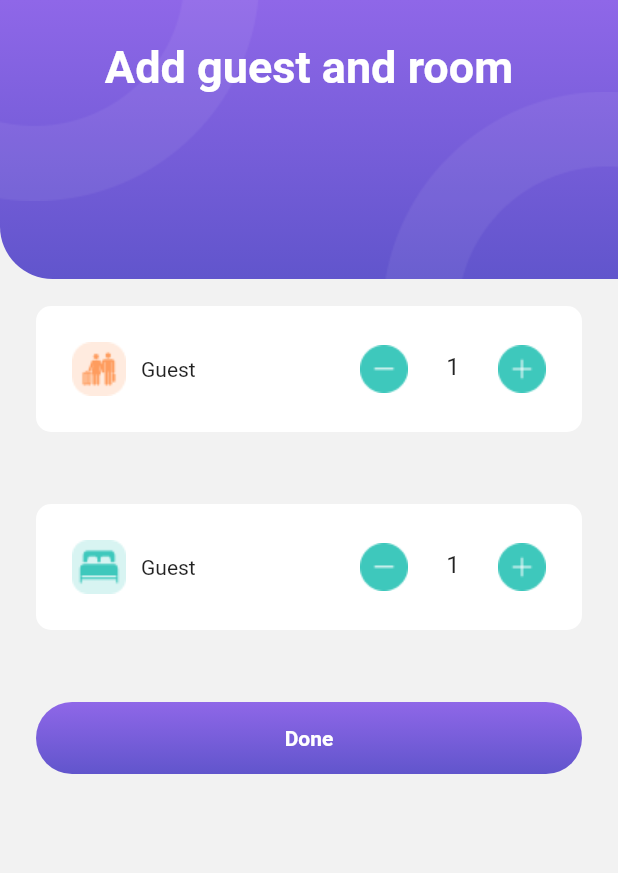
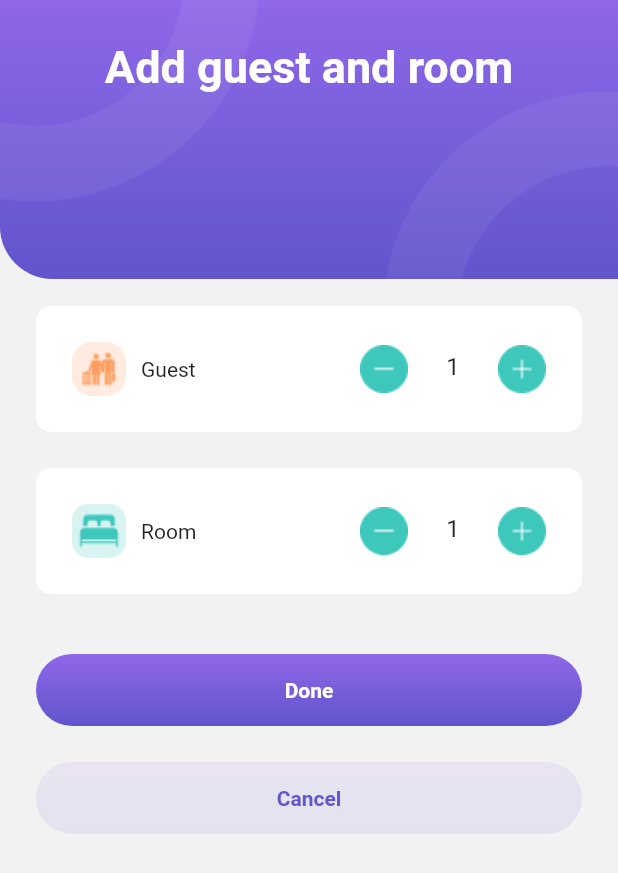
Before and after one commit to oanhlewkm/travel-app, a Flutter app: the HotelBookingScreen screen opened by its route, after a tap on "Guest and Room", on a phone screen of 412 x 824 dp. Shown: the top 873 px of the screen. Run offline on Flutter 3.47's test engine with Material 2 defaults, Android fonts, the phone set to English and light mode, and no system bars; our stand-ins replace flutter_svg, font_awesome_flutter, hive_flutter, salomon_bottom_bar, smooth_page_indicator and 1 more; missing offline and left inert: dart:ffi; accounts and stored records are empty.

Commit message:
finish guest and room

```diff
--- a/lib/representation/screens/guest_and_room_screen.dart
+++ b/lib/representation/screens/guest_and_room_screen.dart
@@ -1,7 +1,7 @@
 import 'package:flutter/material.dart';
+import 'package:new_app/core/constants/color_palatte.dart';
 import 'package:new_app/core/constants/dimension_constants.dart';
 import 'package:new_app/core/helpers/asset_helper.dart';
-import 'package:new_app/core/helpers/image_helper.dart';
 import 'package:new_app/representation/widgets/app_bar_container_widget.dart';
 import 'package:new_app/representation/widgets/button_widget.dart';
 import 'package:new_app/representation/widgets/item_guest_and_room.dart';
@@ -15,6 +15,11 @@ class GuestAndRoomScreen extends StatefulWidget {
 }
 
 class _GuestAndRoomScreenState extends State<GuestAndRoomScreen> {
+  final GlobalKey<ItemGuestAndRoomState> _itemCountGuest =
+      GlobalKey<ItemGuestAndRoomState>();
+  final GlobalKey<ItemGuestAndRoomState> _itemCountRoom =
+      GlobalKey<ItemGuestAndRoomState>();
+
   @override
   Widget build(BuildContext context) {
     return AppBarContainerWidge(
@@ -24,28 +29,40 @@ class _GuestAndRoomScreenState extends State<GuestAndRoomScreen> {
           const SizedBox(
             height: kMediumPadding * 2,
           ),
-          const ItemGuestAndRoom(
+          ItemGuestAndRoom(
             title: 'Guest',
+            key: _itemCountGuest,
             icon: AssetHelper.icoGuest,
             initData: 1,
           ),
-          const SizedBox(
-            height: kMediumPadding,
-          ),
-          const ItemGuestAndRoom(
-            title: 'Guest',
+          ItemGuestAndRoom(
+            title: 'Room',
             icon: AssetHelper.icoBed,
             initData: 1,
+            key: _itemCountRoom,
+          ),
+          const SizedBox(
+            height: kDefaultPadding,
+          ),
+          ButtonWidget(
+            title: 'Done',
+            ontap: () {
+              Navigator.of(context).pop([
+                _itemCountGuest.currentState!.number,
+                _itemCountRoom.currentState!.number
+              ]);
+            },
           ),
           const SizedBox(
             height: kMediumPadding,
           ),
           ButtonWidget(
-            title: 'Done',
+            title: 'Cancel',
+            color: ColorPalette.primaryColor.withOpacity(0.1),
             ontap: () {
               Navigator.of(context).pop();
             },
-          )
+          ),
         ],
       ),
     );
--- a/lib/representation/screens/hotel_booking_screen.dart
+++ b/lib/representation/screens/hotel_booking_screen.dart
@@ -1,3 +1,5 @@
+import 'dart:ffi';
+
 import 'package:flutter/material.dart';
 import 'package:new_app/core/constants/dimension_constants.dart';
 import 'package:new_app/core/helpers/asset_helper.dart';
@@ -66,13 +68,14 @@ class _HotelBookingScreenState extends State<HotelBookingScreen> {
               return ItemBookingWidget(
                 icon: AssetHelper.icoBed,
                 title: 'Guest and Room',
-                description: guestAndRoom ?? "2 Guest, 1 Room",
+                description: guestAndRoom ?? "1 Guest, 1 Room",
                 onTap: () async {
-                  // final result =
-                  Navigator.of(context).pushNamed(GuestAndRoomScreen.routeName);
-                  // if (guestAndRoom != null) {
-                  //   setState(() => {guestAndRoom = result.toString()});
-                  // }
+                  final result = await Navigator.of(context)
+                      .pushNamed(GuestAndRoomScreen.routeName);
+                  if (result is List<int>) {
+                    guestAndRoom = '${result[0]} Guest, ${result[1]} Room';
+                    setState(() {});
+                  }
                 },
               );
             })),
--- a/lib/representation/widgets/item_guest_and_room.dart
+++ b/lib/representation/widgets/item_guest_and_room.dart
@@ -15,10 +15,10 @@ class ItemGuestAndRoom extends StatefulWidget {
   final int initData;
 
   @override
-  State<ItemGuestAndRoom> createState() => _ItemGuestAndRoomState();
+  State<ItemGuestAndRoom> createState() => ItemGuestAndRoomState();
 }
 
-class _ItemGuestAndRoomState extends State<ItemGuestAndRoom> {
+class ItemGuestAndRoomState extends State<ItemGuestAndRoom> {
   late final TextEditingController _textEditingController;
   final FocusNode _focusNode = FocusNode();
   late int number;
@@ -36,6 +36,8 @@ class _ItemGuestAndRoomState extends State<ItemGuestAndRoom> {
 
   @override
   Widget build(BuildContext context) {
+    return StatefulBuilder(
+      builder: (context, setState) {
         return Container(
           padding: const EdgeInsets.all(kMediumPadding),
           margin: const EdgeInsets.only(bottom: kMediumPadding),
@@ -96,11 +98,17 @@ class _ItemGuestAndRoomState extends State<ItemGuestAndRoom> {
                   setState(() {
                     number++;
                     _textEditingController.text = number.toString();
+                    if (_focusNode.hasFocus) {
+                      _focusNode.unfocus();
+                    }
                   });
                 },
                 child: ImageHelper.loadFromAsset(AssetHelper.icoIncre),
               ),
             ],
-        ));
+          ),
+        );
+      },
+    );
   }
 }
```
Lines whose indentation alone changed are shown as unchanged.
